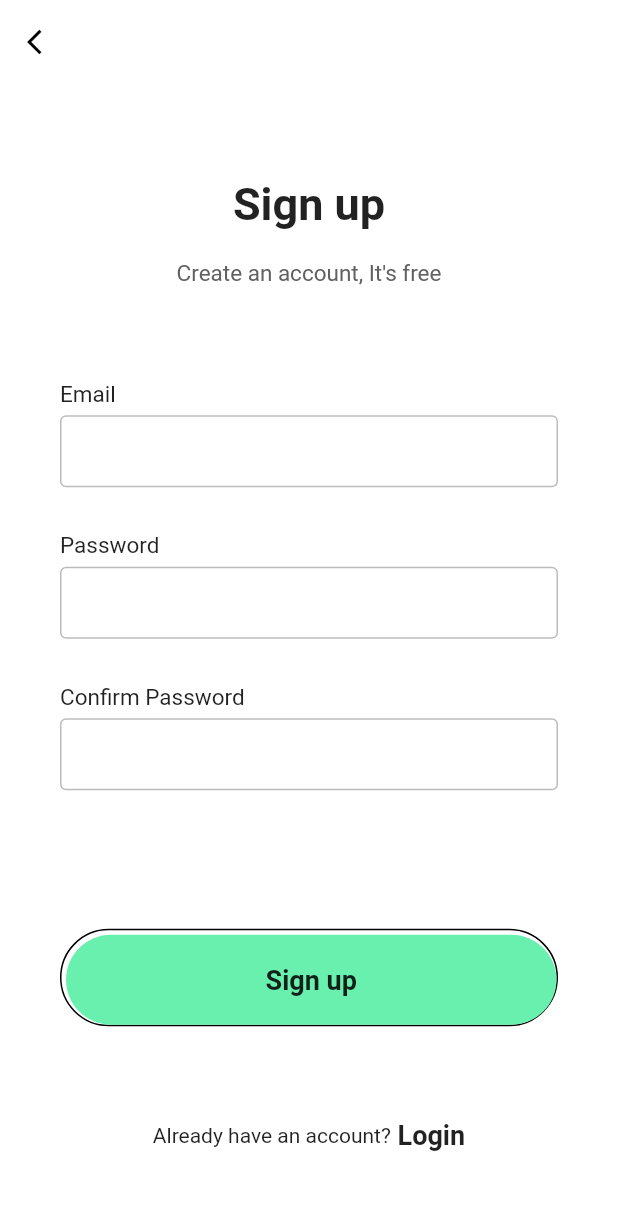
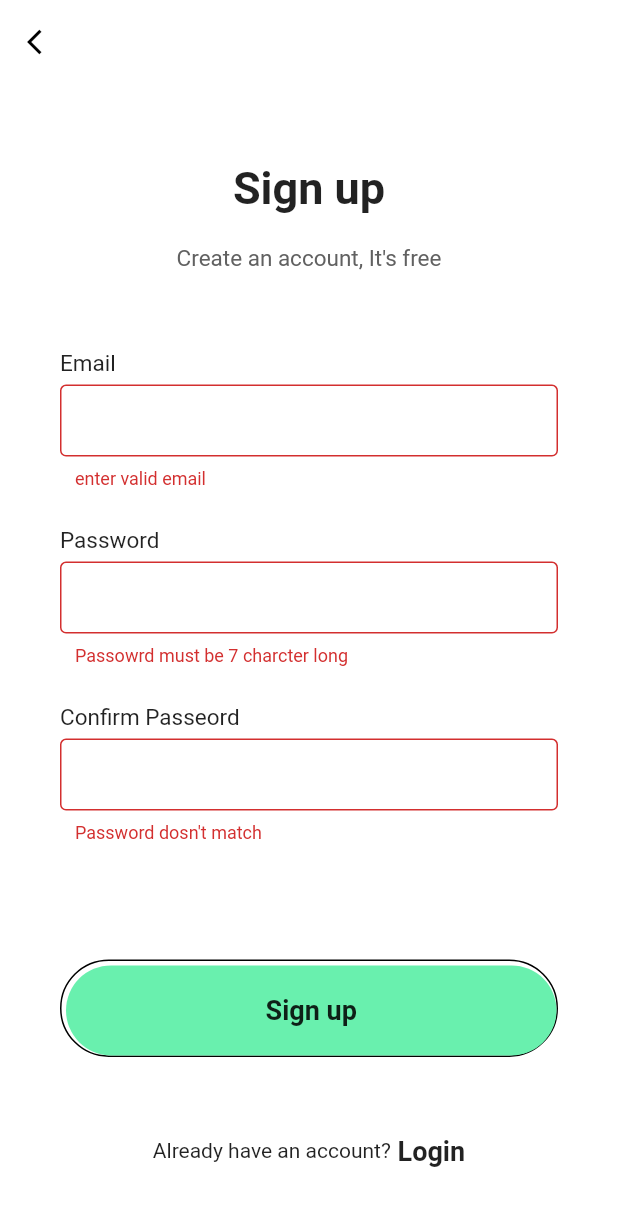
Before and after one commit to OneDvishal/Guide_connect, a Flutter app: the SignupPage screen opened directly, after a tap on "Sign up", on a phone screen of 412 x 824 dp. Shown: the top 1206 px of the screen. Run offline on Flutter 3.47's test engine with Material 2 defaults, Android fonts, the phone set to English and light mode, and no system bars; our stand-ins replace cloud_firestore, firebase_auth, firebase_core, google_fonts; accounts and stored records are empty; network calls fail.

Commit message:
working of sign up page 21/03/2023

```diff
--- a/lib/screen/signup.dart
+++ b/lib/screen/signup.dart
@@ -1,7 +1,33 @@
+import 'package:firebase_auth/firebase_auth.dart';
 import 'package:flutter/material.dart';
+import 'package:flutter/services.dart';
 import 'package:guideconnect/screen/login.dart';
 
-class SignupPage extends StatelessWidget {
+class SignupPage extends StatefulWidget {
+
+
+  @override
+  State<SignupPage> createState() => _SignupPageState();
+}
+
+class _SignupPageState extends State<SignupPage> {
+  final _formkey=GlobalKey<FormState>();
+  String userEmail="";
+  String Passowrd="";
+  void trysubmit() async{
+    UserCredential future;
+    try{
+      future =await FirebaseAuth.instance.createUserWithEmailAndPassword(email: userEmail, password: Passowrd);
+    } on PlatformException catch(err){
+      String massage="please  check usercerdential";
+      if(err.message!=null){
+        massage=err.message as String;
+      }
+
+    }catch(err){
+      print(err);
+    }
+  }
   @override
   Widget build(BuildContext context) {
     return Scaffold(
@@ -15,7 +41,11 @@ class SignupPage extends StatelessWidget {
           onPressed: () {
             Navigator.pop(context);
           },
-          icon: Icon(Icons.arrow_back_ios, size: 20, color: Colors.black,),
+          icon: const Icon(
+            Icons.arrow_back_ios,
+            size: 20,
+            color: Colors.black,
+          ),
         ),
       ),
       body: SingleChildScrollView(
@@ -28,59 +58,172 @@ class SignupPage extends StatelessWidget {
             children: <Widget>[
               Column(
                 children: <Widget>[
-                  Text("Sign up", style: TextStyle(
-                    fontSize: 30,
-                    fontWeight: FontWeight.bold
-                  ),),
-                  SizedBox(height: 20,),
-                  Text("Create an account, It's free", style: TextStyle(
-                    fontSize: 15,
-                    color: Colors.grey[700]
-                  ),),
+                  const Text(
+                    "Sign up",
+                    style: TextStyle(fontSize: 30, fontWeight: FontWeight.bold),
+                  ),
+                  const SizedBox(
+                    height: 20,
+                  ),
+                  Text(
+                    "Create an account, It's free",
+                    style: TextStyle(fontSize: 15, color: Colors.grey[700]),
+                  ),
                 ],
               ),
-              Column(
-                children: <Widget>[
-                  makeInput(label: "Email"),
-                  makeInput(label: "Password", obscureText: true),
-                  makeInput(label: "Confirm Password", obscureText: true),
+              Form(
+                key: _formkey,
+                child: Column(
+                  crossAxisAlignment: CrossAxisAlignment.start,
+                  children:  <Widget>[
+                    const Text(
+                       "Email",
+                      style: TextStyle(
+                          fontSize: 15,
+                          fontWeight: FontWeight.w400,
+                          color: Colors.black87),
+                    ),
+                    const SizedBox(
+                      height: 5,
+                    ),
+                    TextFormField(
+                      obscureText: false,
+                      validator: (value) {
+                        if(value ==null ||!value.contains("@")||!value.contains(".")){
+                          return "enter valid email";
+                        }
+                        return null;
+                      },
+                      decoration: const InputDecoration(
+                        contentPadding:
+                            EdgeInsets.symmetric(vertical: 0, horizontal: 10),
+                        enabledBorder: OutlineInputBorder(
+                            borderSide: BorderSide(
+                                color: Color.fromARGB(255, 188, 188, 188))),
+                        border: OutlineInputBorder(
+                            borderSide: BorderSide(
+                                color: Color.fromARGB(255, 188, 188, 188))),
+                      ),
+                      onSaved: (newValue) {
+                        userEmail=newValue as String;
+                      },
+                    ),
+                    const SizedBox(
+                      height: 25,
+                    ),
+
+                    const Text(
+                       "Password",
+                      style: TextStyle(
+                          fontSize: 15,
+                          fontWeight: FontWeight.w400,
+                          color: Colors.black87),
+                    ),
+                    const SizedBox(
+                      height: 5,
+                    ),
+                    TextFormField(
+                      obscureText: true,
+                      validator: (value) {
+                        if(value ==null ||value.length<7){
+                          return "Passowrd must be 7 charcter long";
+                        }
+                        return null;
+                      },
+                      decoration: const InputDecoration(
+                        contentPadding:
+                            EdgeInsets.symmetric(vertical: 0, horizontal: 10),
+                        enabledBorder: OutlineInputBorder(
+                            borderSide: BorderSide(
+                                color: Color.fromARGB(255, 188, 188, 188))),
+                        border: OutlineInputBorder(
+                            borderSide: BorderSide(
+                                color: Color.fromARGB(255, 188, 188, 188))),
+                      ),
+                      onSaved: (newValue) {
+                        Passowrd=newValue as String;
+                      },
+                    ),
+                    const SizedBox(
+                      height: 25,
+                    ),
+
+                    const Text(
+                       "Confirm Passeord",
+                      style: TextStyle(
+                          fontSize: 15,
+                          fontWeight: FontWeight.w400,
+                          color: Colors.black87),
+                    ),
+                    const SizedBox(
+                      height: 5,
+                    ),
+                    TextFormField(
+                      obscureText: false,
+                      validator: (value) {
+                        if(value == null ||value != Passowrd||value.length<7){
+                          return "Password dosn't match";
+                        }
+                        return null;
+                      },
+                      decoration: const InputDecoration(
+                        contentPadding:
+                            EdgeInsets.symmetric(vertical: 0, horizontal: 10),
+                        enabledBorder: OutlineInputBorder(
+                            borderSide: BorderSide(
+                                color: Color.fromARGB(255, 188, 188, 188))),
+                        border: OutlineInputBorder(
+                            borderSide: BorderSide(
+                                color: Color.fromARGB(255, 188, 188, 188))),
+                      ),
+                    ),
+                    const SizedBox(
+                      height: 25,
+                    ),
                   ],
+                ),
               ),
               Container(
                 padding: EdgeInsets.only(top: 3, left: 3),
                 decoration: BoxDecoration(
                     borderRadius: BorderRadius.circular(50),
-                  border: Border(
+                    border: const Border(
                       bottom: BorderSide(color: Colors.black),
                       top: BorderSide(color: Colors.black),
                       left: BorderSide(color: Colors.black),
                       right: BorderSide(color: Colors.black),
-                  )
-                ),
+                    )),
                 child: MaterialButton(
                   minWidth: double.infinity,
                   height: 60,
-                  onPressed: () {},
+                  onPressed: () {
+                    final isvalid =_formkey.currentState?.validate();
+                    if(isvalid !=null){
+                      _formkey.currentState?.save();
+                    }
+                  },
                   color: Colors.greenAccent,
                   elevation: 0,
                   shape: RoundedRectangleBorder(
-                    borderRadius: BorderRadius.circular(50)
+                      borderRadius: BorderRadius.circular(50)),
+                  child: const Text(
+                    "Sign up",
+                    style: TextStyle(fontWeight: FontWeight.w600, fontSize: 18),
                   ),
-                  child: Text("Sign up", style: TextStyle(
-                    fontWeight: FontWeight.w600,
-                    fontSize: 18
-                  ),),
                 ),
               ),
               Row(
                 mainAxisAlignment: MainAxisAlignment.center,
                 children: <Widget>[
-                  Text("Already have an account?"),
+                  const Text("Already have an account?"),
                   InkWell(
-                    onTap: () => Navigator.push(context, MaterialPageRoute(builder: (context) => LoginPage())),
-                    child: Text(" Login", style: TextStyle(
-                      fontWeight: FontWeight.w600, fontSize: 18
-                    ),),
+                    onTap: () => Navigator.push(context,
+                        MaterialPageRoute(builder: (context) => LoginPage())),
+                    child: const Text(
+                      " Login",
+                      style:
+                          TextStyle(fontWeight: FontWeight.w600, fontSize: 18),
+                    ),
                   ),
                 ],
               ),
@@ -95,25 +238,29 @@ class SignupPage extends StatelessWidget {
     return Column(
       crossAxisAlignment: CrossAxisAlignment.start,
       children: <Widget>[
-        Text(label, style: TextStyle(
-          fontSize: 15,
-          fontWeight: FontWeight.w400,
-          color: Colors.black87
-        ),),
-        SizedBox(height: 5,),
+        Text(
+          label,
+          style: const TextStyle(
+              fontSize: 15, fontWeight: FontWeight.w400, color: Colors.black87),
+        ),
+        SizedBox(
+          height: 5,
+        ),
         TextField(
           obscureText: obscureText,
-          decoration: InputDecoration(
+          decoration: const InputDecoration(
             contentPadding: EdgeInsets.symmetric(vertical: 0, horizontal: 10),
             enabledBorder: OutlineInputBorder(
-              borderSide: BorderSide(color: Color.fromARGB(255, 188, 188, 188))
-            ),
+                borderSide:
+                    BorderSide(color: Color.fromARGB(255, 188, 188, 188))),
             border: OutlineInputBorder(
-              borderSide: BorderSide(color: Color.fromARGB(255, 188, 188, 188))
+                borderSide:
+                    BorderSide(color: Color.fromARGB(255, 188, 188, 188))),
           ),
         ),
+        const SizedBox(
+          height: 25,
         ),
-        SizedBox(height: 30,),
       ],
     );
   }
```
Lines whose indentation alone changed are shown as unchanged.
